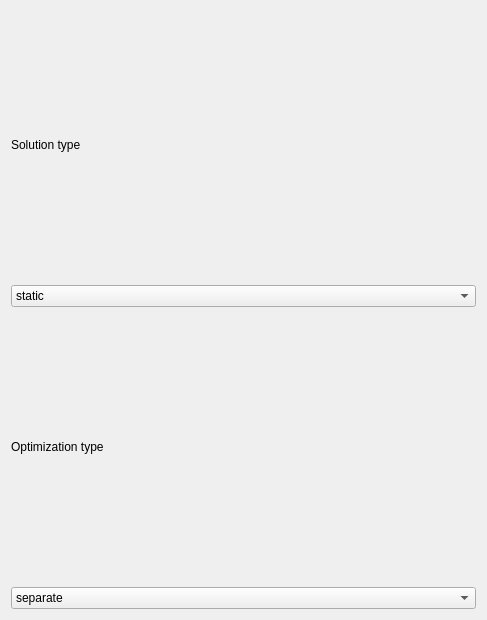
Foxelmanian/ToOptixFreeCADAddon, file freecad/ToOptixWorkbench/Qt/dlg_tooptix_start.ui: the form before one commit.
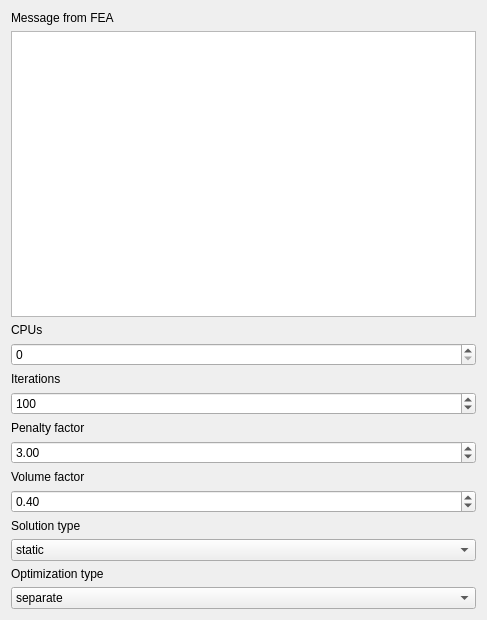
The form after the commit.

Commit message: freecad: enhanced dialog

Patch:
```diff
--- a/freecad/ToOptixWorkbench/Qt/dlg_tooptix_start.ui
+++ b/freecad/ToOptixWorkbench/Qt/dlg_tooptix_start.ui
@@ -14,14 +14,14 @@
    <string>Dialog</string>
   </property>
   <layout class="QGridLayout" name="gridLayout">
-   <item row="3" column="0">
+   <item row="13" column="0">
     <widget class="QLabel" name="label_optimization_type">
      <property name="text">
       <string>Optimization type</string>
      </property>
     </widget>
    </item>
-   <item row="0" column="0">
+   <item row="10" column="0">
     <widget class="QLabel" name="label_solution_type">
      <property name="text">
       <string>Solution type</string>
@@ -29,6 +29,33 @@
     </widget>
    </item>
    <item row="4" column="0">
+    <widget class="QLabel" name="label_iterations">
+     <property name="text">
+      <string>Iterations</string>
+     </property>
+    </widget>
+   </item>
+   <item row="6" column="0">
+    <widget class="QLabel" name="label_penalty_factor">
+     <property name="text">
+      <string>Penalty factor</string>
+     </property>
+    </widget>
+   </item>
+   <item row="3" column="0">
+    <widget class="QSpinBox" name="spinbox_cpus"/>
+   </item>
+   <item row="8" column="0">
+    <widget class="QLabel" name="label_volume_factor">
+     <property name="text">
+      <string>Volume factor</string>
+     </property>
+    </widget>
+   </item>
+   <item row="1" column="0">
+    <widget class="QTextEdit" name="textedit_fea_message"/>
+   </item>
+   <item row="14" column="0">
     <widget class="QComboBox" name="combobox_optimization_type">
      <item>
       <property name="text">
@@ -37,7 +64,7 @@
      </item>
     </widget>
    </item>
-   <item row="1" column="0">
+   <item row="11" column="0">
     <widget class="QComboBox" name="combobox_solution_type">
      <item>
       <property name="text">
@@ -51,6 +78,44 @@
      </item>
     </widget>
    </item>
+   <item row="2" column="0">
+    <widget class="QLabel" name="label_cpus">
+     <property name="text">
+      <string>CPUs</string>
+     </property>
+    </widget>
+   </item>
+   <item row="5" column="0">
+    <widget class="QSpinBox" name="spinbox_iterations">
+     <property name="maximum">
+      <number>1000</number>
+     </property>
+     <property name="value">
+      <number>100</number>
+     </property>
+    </widget>
+   </item>
+   <item row="7" column="0">
+    <widget class="QDoubleSpinBox" name="doublespinbox_penalty_factor">
+     <property name="value">
+      <double>3.000000000000000</double>
+     </property>
+    </widget>
+   </item>
+   <item row="0" column="0">
+    <widget class="QLabel" name="label_fea_message">
+     <property name="text">
+      <string>Message from FEA</string>
+     </property>
+    </widget>
+   </item>
+   <item row="9" column="0">
+    <widget class="QDoubleSpinBox" name="doublespinbox_volume_factor">
+     <property name="value">
+      <double>0.400000000000000</double>
+     </property>
+    </widget>
+   </item>
   </layout>
  </widget>
  <resources/>
```
